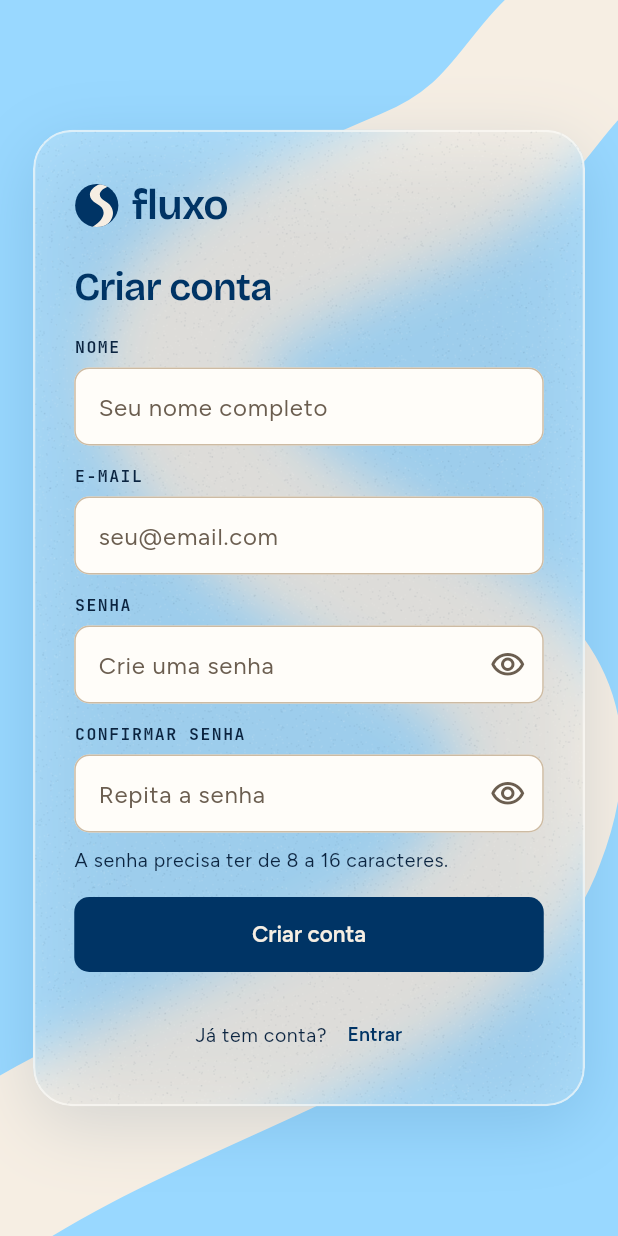
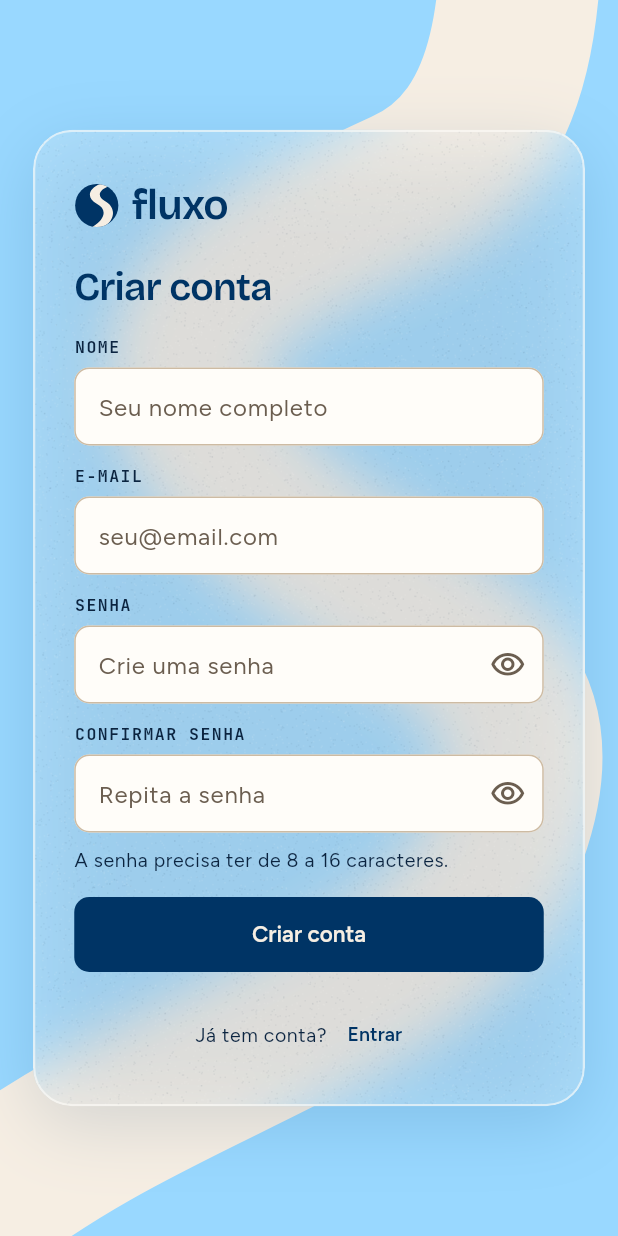
Before and after one commit to annaelizacc/ProjetoDeSoftware, a Flutter app: the screen it shows after launch, after a tap on "Criar conta", on a phone screen of 412 x 824 dp. Run offline on Flutter 3.47's test engine with Material 3 defaults, Android fonts, the phone set to English and light mode, and no system bars; our stand-ins replace image_picker, shared_preferences; accounts and stored records are empty; network calls fail.

Commit message:
F20: marca-texto do slogan mais alto e rio centralizado sem deformar em telas largas

```diff
--- a/sistema-eventos/frontend/Flutter/lib/pages/login_page.dart
+++ b/sistema-eventos/frontend/Flutter/lib/pages/login_page.dart
@@ -82,7 +82,7 @@ class _LoginPageState extends State<LoginPage> {
                 WidgetSpan(
                   alignment: PlaceholderAlignment.baseline,
                   baseline: TextBaseline.alphabetic,
-                  child: MarcaTexto('sem desencontros', estilo: textoCorrido, cor: cores.surface),
+                  child: MarcaTexto('sem desencontros', estilo: textoCorrido, cor: cores.surface, subir: 14),
                 ),
                 const TextSpan(text: '.'),
               ],
--- a/sistema-eventos/frontend/Flutter/lib/pages/splash_page.dart
+++ b/sistema-eventos/frontend/Flutter/lib/pages/splash_page.dart
@@ -61,7 +61,7 @@ class _SplashPageState extends State<SplashPage> {
                         WidgetSpan(
                           alignment: PlaceholderAlignment.baseline,
                           baseline: TextBaseline.alphabetic,
-                          child: MarcaTexto('sem desencontros', estilo: slogan, cor: cores.surface),
+                          child: MarcaTexto('sem desencontros', estilo: slogan, cor: cores.surface, subir: 14),
                         ),
                         const TextSpan(text: '.'),
                       ],
--- a/sistema-eventos/frontend/Flutter/lib/widgets/marca_texto.dart
+++ b/sistema-eventos/frontend/Flutter/lib/widgets/marca_texto.dart
@@ -22,22 +22,39 @@ class MarcaTexto extends StatelessWidget {
   /// cards (`colorScheme.surface`), como no canvas.
   final Color? cor;
 
-  const MarcaTexto(this.texto, {super.key, this.estilo, this.ativo = true, this.cor});
+  /// Quanto a faixa sobe, em porcentagem da altura do texto (0 = colada
+  /// embaixo). A caixa do texto inclui o espaço abaixo da linha das letras
+  /// (para o "p" e o "g"); em textos sem essas letras, como o slogan, a
+  /// faixa colada embaixo fica abaixo das letras, e subir deixa o grifo
+  /// atrás delas, mais legível.
+  final int subir;
+
+  const MarcaTexto(this.texto, {super.key, this.estilo, this.ativo = true, this.cor, this.subir = 0});
 
   @override
   Widget build(BuildContext context) {
     return Stack(
       children: [
-        // A faixa ocupa os 42% de baixo da altura do texto.
+        // A altura do texto é dividida em partes com `flex` (como
+        // porcentagens): um espaço vazio em cima, a faixa com 42 partes e,
+        // embaixo, as `subir` partes que levantam a faixa. O `stretch`
+        // estica a faixa na largura do texto (sem ele, um `ColoredBox`
+        // sem conteúdo ficaria com largura zero).
         Positioned.fill(
-          child: FractionallySizedBox(
-            alignment: Alignment.bottomCenter,
-            heightFactor: 0.42,
-            child: ColoredBox(
-              color: ativo
-                  ? cor ?? Theme.of(context).colorScheme.tertiary
-                  : Colors.transparent,
-            ),
+          child: Column(
+            crossAxisAlignment: CrossAxisAlignment.stretch,
+            children: [
+              Spacer(flex: 58 - subir),
+              Expanded(
+                flex: 42,
+                child: ColoredBox(
+                  color: ativo
+                      ? cor ?? Theme.of(context).colorScheme.tertiary
+                      : Colors.transparent,
+                ),
+              ),
+              if (subir > 0) Spacer(flex: subir),
+            ],
           ),
         ),
         Padding(
--- a/sistema-eventos/frontend/Flutter/lib/widgets/tela_acesso.dart
+++ b/sistema-eventos/frontend/Flutter/lib/widgets/tela_acesso.dart
@@ -120,12 +120,16 @@ class FundoRio extends StatelessWidget {
 /// Desenha a curva larga do rio atravessando a tela, de cima para baixo.
 ///
 /// O caminho foi copiado do canvas, que usa uma tela de 390 × 844. Para
-/// caber em qualquer tamanho de tela, cada ponto é multiplicado pela
-/// proporção entre a tela real e a do canvas (`sx` e `sy`).
+/// caber em qualquer tela sem deformar, todos os pontos (e a espessura)
+/// são multiplicados pela MESMA `escala`, tirada só da altura: assim o "S"
+/// mantém o formato do canvas, e a largura da tela não muda o rio. O
+/// desenho é então centralizado na horizontal (`dx`), alinhado com a logo
+/// e o cartão, que também ficam no centro.
 ///
-/// A espessura do rio, ao contrário, é fixa (110, como no canvas): se
-/// acompanhasse a largura, o rio ficaria grosso demais em telas largas
-/// (tablet, navegador) e mudaria de tamanho ao girar o celular.
+/// Em telas largas sobra espaço dos lados, e as pontas do rio ficariam
+/// soltas no meio da tela. Por isso o caminho começa acima da tela e
+/// termina com uma reta que segue a direção da curva até bem fora dela:
+/// o rio sempre entra pela borda de cima e sai pela de baixo.
 class _RioPainter extends CustomPainter {
   final Color cor;
 
@@ -133,11 +137,17 @@ class _RioPainter extends CustomPainter {
 
   @override
   void paint(Canvas canvas, Size size) {
-    final sx = size.width / 390;
-    final sy = size.height / 844;
-    Offset p(double x, double y) => Offset(x * sx, y * sy);
+    final escala = size.height / 844;
+    final dx = (size.width - 390 * escala) / 2;
+    Offset p(double x, double y) => Offset(dx + x * escala, y * escala);
 
-    final caminho = Path()..moveTo(p(420, 10).dx, p(420, 10).dy);
+    // Ponta de cima: começa acima da tela e desce na vertical. No canvas o
+    // rio vinha da direita, quase na horizontal; em telas largas esse
+    // trecho aparecia como um "braço" solto no alto. A primeira curva
+    // termina no mesmo ponto (260, 130) e na mesma direção da original,
+    // então o resto do "S" continua igual e a emenda não faz "quina".
+    final inicio = p(340, -120);
+    final caminho = Path()..moveTo(inicio.dx, inicio.dy);
     // Cada `cubicTo` é uma curva: dois pontos que "puxam" a linha e o
     // ponto onde ela termina (o `C` do SVG do canvas).
     void curva(double x1, double y1, double x2, double y2, double x, double y) {
@@ -145,17 +155,20 @@ class _RioPainter extends CustomPainter {
       caminho.cubicTo(a.dx, a.dy, b.dx, b.dy, c.dx, c.dy);
     }
 
-    curva(330, 20, 350, 90, 260, 130);
+    curva(340, -30, 350, 90, 260, 130);
     curva(140, 185, 60, 230, 150, 330);
     curva(240, 430, 380, 430, 330, 570);
     curva(290, 690, 90, 720, -40, 830);
+    // Ponta de baixo: continua na direção da última curva até sair da tela.
+    final fim = p(-170, 940);
+    caminho.lineTo(fim.dx, fim.dy);
 
     canvas.drawPath(
       caminho,
       Paint()
         ..color = cor
         ..style = PaintingStyle.stroke
-        ..strokeWidth = 110
+        ..strokeWidth = 110 * escala
         ..strokeCap = StrokeCap.round,
     );
   }
```
